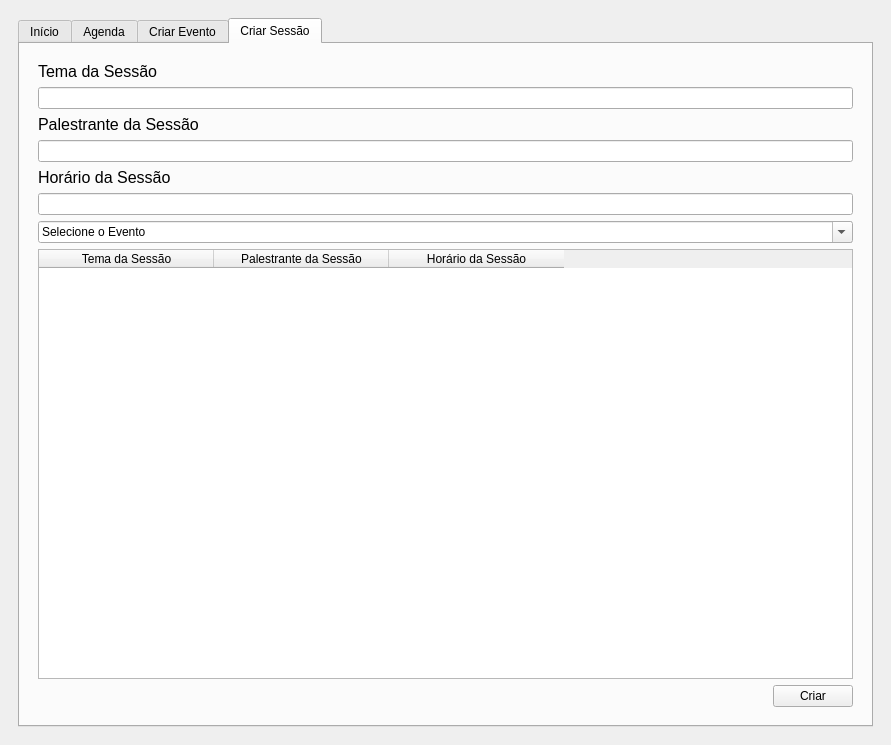
This is TrabalhoEventos/view/participante_ui.ui in DaniloMenezesXML/GestaoEventos as Qt 5 draws it before an edit. The edited form follows.
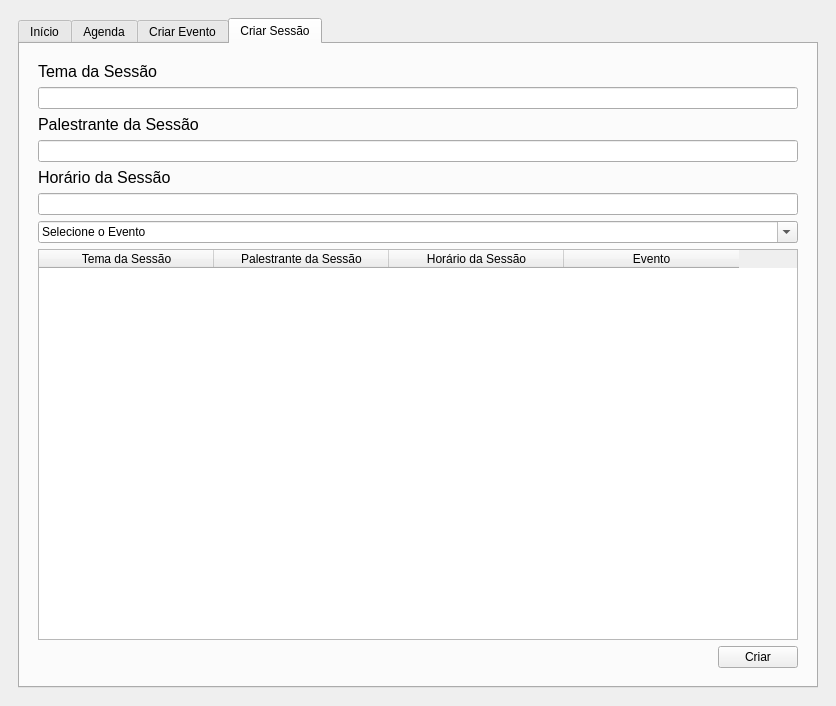
This is the edited form. The open tabs and pages were chosen to show the change. Icons and pictures are not drawn.

Commit message: Alterando algumas coisas no main window service, modificando algumas coisas no sessao_repository e arrumando os imports do icon nos arquivos ui.py

```diff
--- a/TrabalhoEventos/view/participante_ui.ui
+++ b/TrabalhoEventos/view/participante_ui.ui
@@ -6,8 +6,8 @@
    <rect>
     <x>0</x>
     <y>0</y>
-    <width>891</width>
-    <height>745</height>
+    <width>836</width>
+    <height>706</height>
    </rect>
   </property>
   <property name="windowTitle">
@@ -342,6 +342,11 @@
                   <string>Horário da Sessão</string>
                  </property>
                 </column>
+                <column>
+                 <property name="text">
+                  <string>Evento</string>
+                 </property>
+                </column>
                </widget>
               </item>
               <item>
```
Left out of the diff: 2 changed lines with no effect on the pictures. The commit also changes 4 other files.
